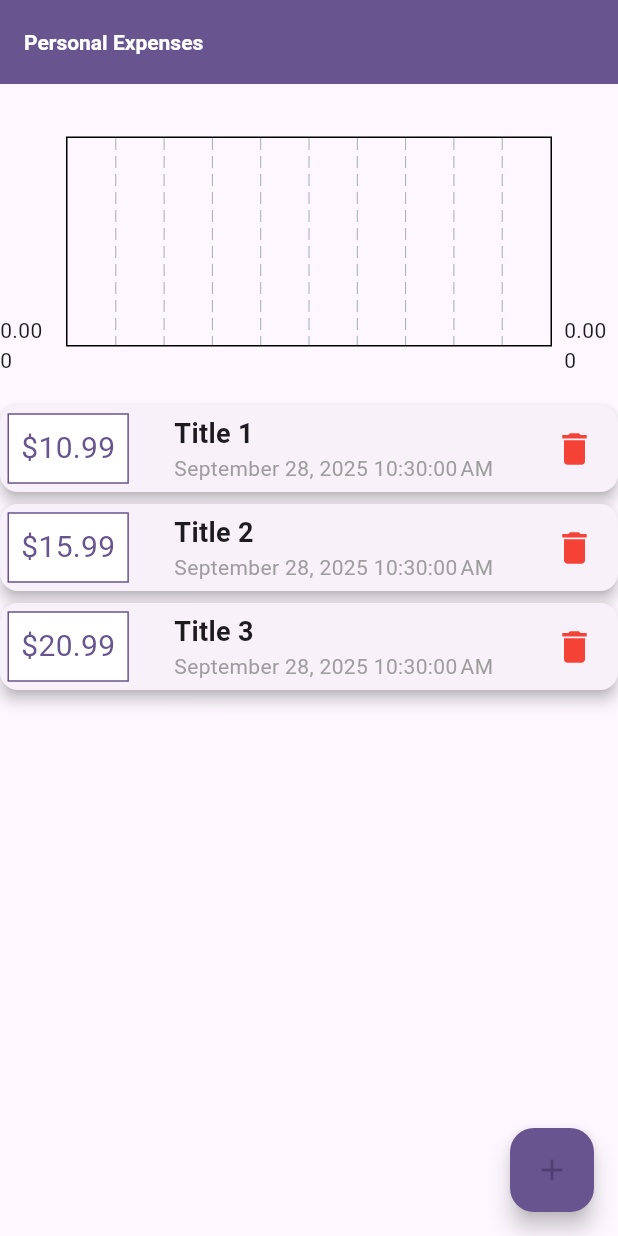
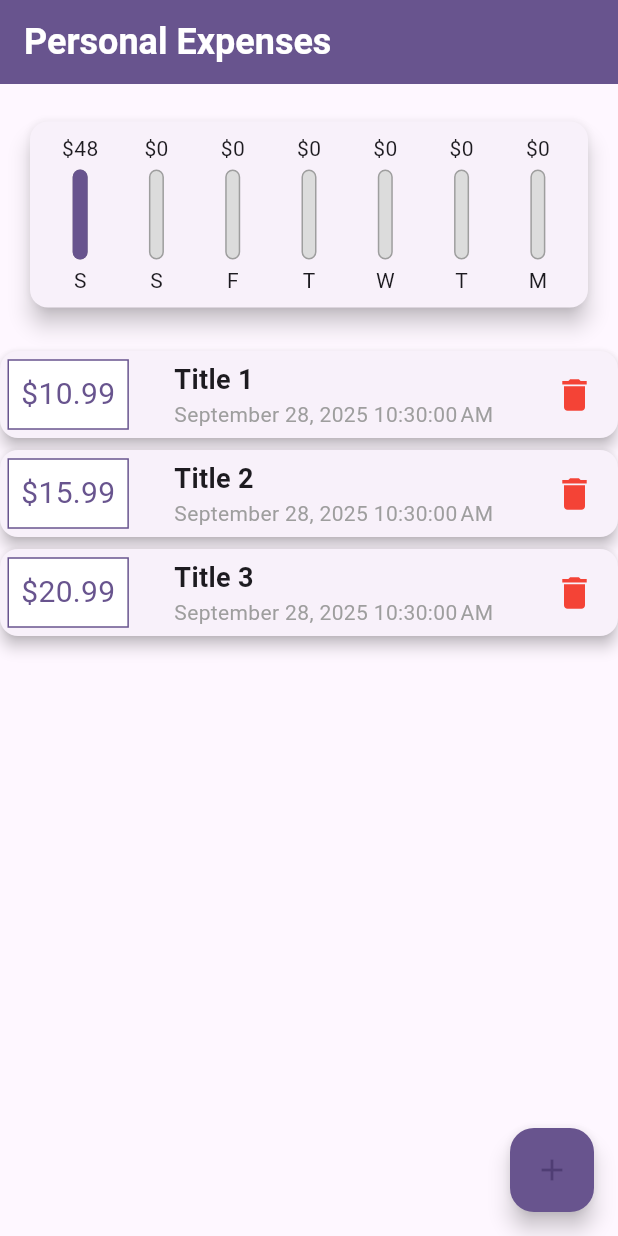
Before and after one commit to rasathelamedude/flutter-expense-tracker, a Flutter app: the screen it shows after launch, on a phone screen of 412 x 824 dp. Run offline on Flutter 3.47's test engine with Material 3 defaults, Android fonts, the phone set to English and light mode, and no system bars; drawn by our look-alikes of fl_chart.

Commit message:
Make bar chart to visualize expenses over the week

```diff
--- a/lib/main.dart
+++ b/lib/main.dart
@@ -1,9 +1,9 @@
-import 'package:expenss_tracker/widgets/new_transaction_form.dart';
 import 'package:flutter/material.dart';
-import 'package:fl_chart/fl_chart.dart';
 
 import './models/transaction_model.dart';
 import './widgets/transaction_list.dart';
+import './widgets/new_transaction_form.dart';
+import './widgets/chart.dart';
 
 void main() => runApp(MyApp());
 
@@ -46,6 +46,12 @@ class _HomePageState extends State<HomePage> {
     Transaction(id: 3, title: "Title 3", price: 20.99, date: DateTime.now()),
   ];
 
+  List<Transaction>? get _recentTransactions {
+    return userTransactions.where((tx) {
+      return tx.date!.isAfter(DateTime.now().subtract(Duration(days: 7)));
+    }).toList();
+  }
+
   void _startAddExpense() {
     showModalBottomSheet(
       context: context,
@@ -79,16 +85,18 @@ class _HomePageState extends State<HomePage> {
   Widget build(BuildContext context) {
     return Scaffold(
       appBar: AppBar(
-        title: Text("Personal Expenses", style: TextStyle(color: Colors.white)),
+        title: Text(
+          "Personal Expenses",
+          style: TextStyle(color: Colors.white, fontSize: 24),
+        ),
         backgroundColor: Theme.of(context).colorScheme.primary,
       ),
       body: Column(
         children: [
           // Chart View
           Container(
-            height: 200,
             margin: EdgeInsets.symmetric(vertical: 5),
-            child: BarChart(BarChartData()),
+            child: Chart(recentTransactions: _recentTransactions),
           ),
 
           // Expense List View
--- /dev/null
+++ b/lib/widgets/chart.dart
@@ -0,0 +1,64 @@
+import 'package:flutter/material.dart';
+import 'package:intl/intl.dart';
+
+import '../models/transaction_model.dart';
+import './chart_bar.dart';
+
+class Chart extends StatelessWidget {
+  final List<Transaction>? recentTransactions;
+
+  Chart({@required this.recentTransactions});
+
+  List<Map<String, Object>> get groupTransactionDetails {
+    return List.generate(7, (index) {
+      final weekDay = DateTime.now().subtract(Duration(days: index));
+
+      var totalSum = 0.0;
+
+      for (var i = 0; i < recentTransactions!.length; i++) {
+        if (recentTransactions![i].date!.day == weekDay.day &&
+            recentTransactions![i].date!.month == weekDay.month &&
+            recentTransactions![i].date!.year == weekDay.year) {
+          totalSum += recentTransactions![i].price as double;
+        }
+      }
+
+      return {
+        "day": DateFormat.E().format(weekDay).substring(0, 1),
+        "amount": totalSum,
+      };
+    });
+  }
+
+  double get totalSpending {
+    return groupTransactionDetails.fold(0.0, (sum, element) {
+      return sum + (element['amount'] as double);
+    });
+  }
+
+  @override
+  Widget build(BuildContext context) {
+    return Card(
+      elevation: 6,
+      margin: EdgeInsets.all(20),
+      child: Padding(
+        padding: EdgeInsets.all(8),
+        child: Row(
+          mainAxisAlignment: MainAxisAlignment.spaceAround,
+          children: groupTransactionDetails.map((data) {
+            return Flexible(
+              fit: FlexFit.tight,
+              child: ChartBar(
+                label: data['day'] as String,
+                spendingAmount: data['amount'] as double,
+                spendingPercentage: totalSpending == 0
+                    ? 0.0
+                    : (data['amount'] as double) / totalSpending,
+              ),
+            );
+          }).toList(),
+        ),
+      ),
+    );
+  }
+}
--- /dev/null
+++ b/lib/widgets/chart_bar.dart
@@ -0,0 +1,59 @@
+import 'package:flutter/material.dart';
+
+class ChartBar extends StatelessWidget {
+  final String? label;
+  final double? spendingAmount;
+  final double? spendingPercentage;
+
+  const ChartBar({
+    super.key,
+    @required this.label,
+    @required this.spendingAmount,
+    @required this.spendingPercentage,
+  });
+
+  @override
+  Widget build(BuildContext context) {
+    return Column(
+      children: [
+        // Total Amount Spent
+        FittedBox(child: Text("\$${spendingAmount!.toStringAsFixed(0)}")),
+
+        // Spacing
+        SizedBox(height: 4),
+
+        // Bar
+        Container(
+          height: 60,
+          width: 10,
+          child: Stack(
+            children: [
+              Container(
+                decoration: BoxDecoration(
+                  border: Border.all(color: Colors.grey, width: 1),
+                  color: Color.fromRGBO(220, 220, 220, 1),
+                  borderRadius: BorderRadius.circular(20),
+                ),
+              ),
+              FractionallySizedBox(
+                heightFactor: spendingPercentage,
+                child: Container(
+                  decoration: BoxDecoration(
+                    color: Theme.of(context).primaryColor,
+                    borderRadius: BorderRadius.circular(10),
+                  ),
+                ),
+              ),
+            ],
+          ),
+        ),
+
+        // Spacing
+        SizedBox(height: 4),
+
+        // Day of the week
+        Text(label!),
+      ],
+    );
+  }
+}
--- a/lib/widgets/new_transaction_form.dart
+++ b/lib/widgets/new_transaction_form.dart
@@ -12,13 +12,10 @@ class TransactionForm extends StatefulWidget {
 
 class _TransactionFormState extends State<TransactionForm> {
   final titleController = TextEditingController();
-
   final priceController = TextEditingController();
-
   final dateController = TextEditingController();
 
   String? errorTitleText;
-
   String? errorPriceText;
 
   void submitForm(BuildContext context) {
```
